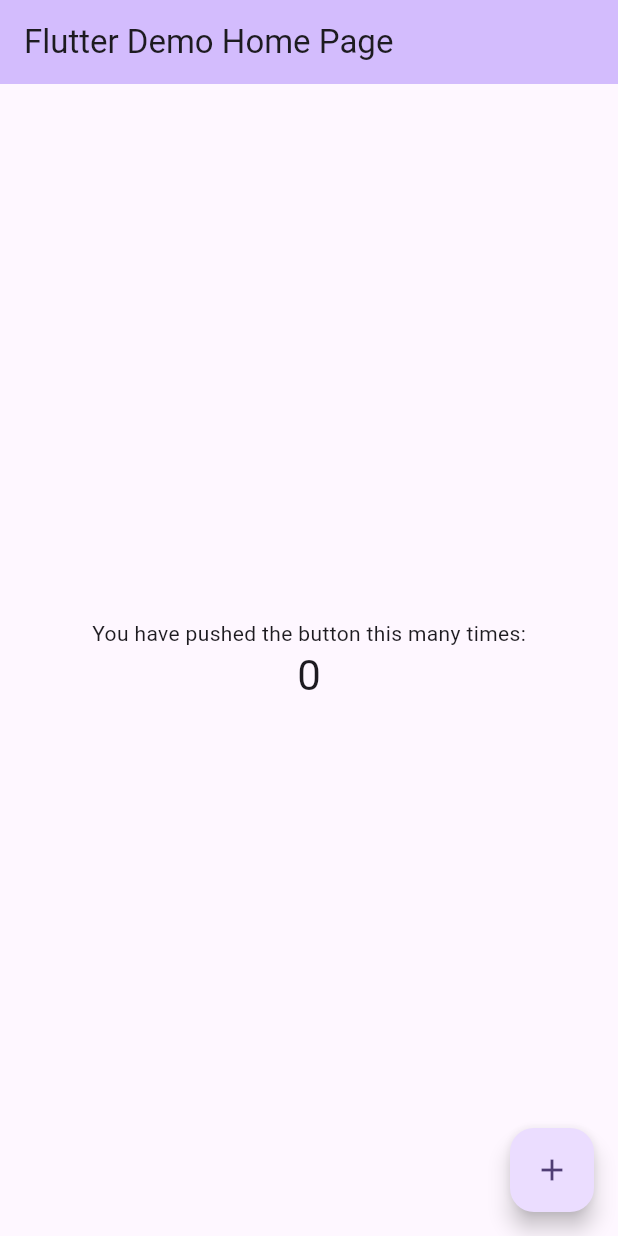
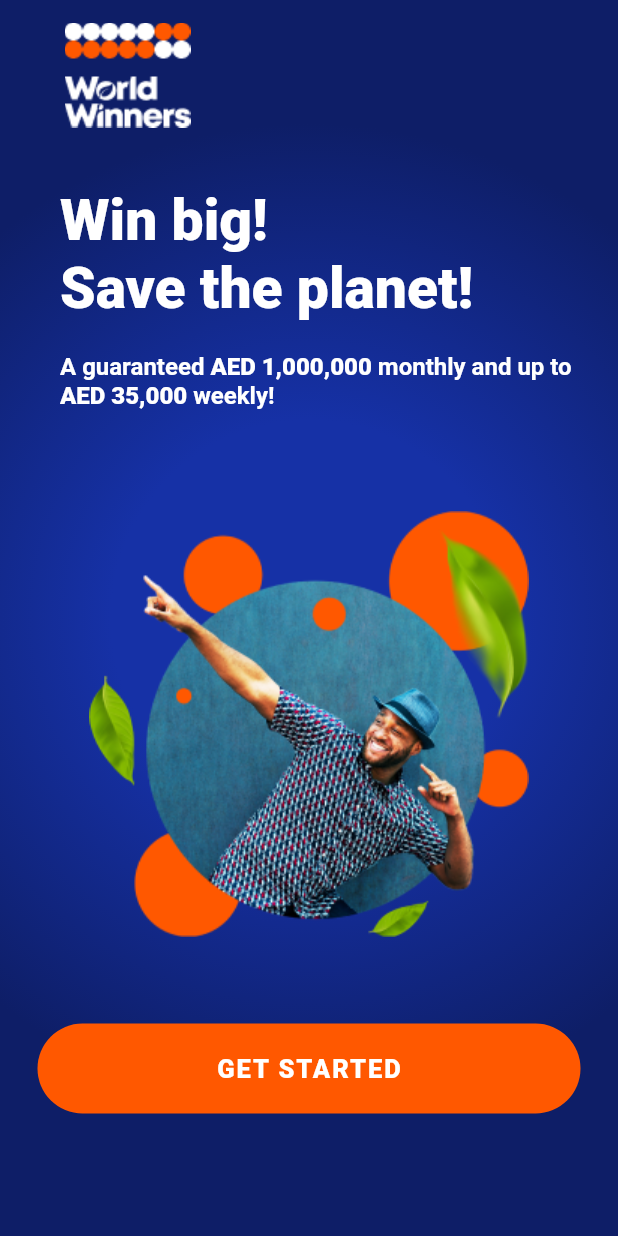
Before and after one commit to Chandravardhan-Singh/world_winner_flutter, a Flutter app: the screen it shows after launch, on a phone screen of 412 x 824 dp. Run offline on Flutter 3.47's test engine with Material 2 defaults, Android fonts, the light colour scheme and no system bars.

Commit message:
added landing page

```diff
--- a/lib/main.dart
+++ b/lib/main.dart
@@ -1,125 +1,11 @@
 import 'package:flutter/material.dart';
+import 'package:world_winner_flutter/pages/landing-page/landing_page.dart';
+
+// ignore: unused_import
+import 'package:world_winner_flutter/extensions/string.dart';
 
 void main() {
-  runApp(const MyApp());
+  runApp(const MaterialApp(
+    home: LandingPage(),
+  ));
 }
-
-class MyApp extends StatelessWidget {
-  const MyApp({super.key});
-
-  // This widget is the root of your application.
-  @override
-  Widget build(BuildContext context) {
-    return MaterialApp(
-      title: 'Flutter Demo',
-      theme: ThemeData(
-        // This is the theme of your application.
-        //
-        // TRY THIS: Try running your application with "flutter run". You'll see
-        // the application has a blue toolbar. Then, without quitting the app,
-        // try changing the seedColor in the colorScheme below to Colors.green
-        // and then invoke "hot reload" (save your changes or press the "hot
-        // reload" button in a Flutter-supported IDE, or press "r" if you used
-        // the command line to start the app).
-        //
-        // Notice that the counter didn't reset back to zero; the application
-        // state is not lost during the reload. To reset the state, use hot
-        // restart instead.
-        //
-        // This works for code too, not just values: Most code changes can be
-        // tested with just a hot reload.
-        colorScheme: ColorScheme.fromSeed(seedColor: Colors.deepPurple),
-        useMaterial3: true,
-      ),
-      home: const MyHomePage(title: 'Flutter Demo Home Page'),
-    );
-  }
-}
-
-class MyHomePage extends StatefulWidget {
-  const MyHomePage({super.key, required this.title});
-
-  // This widget is the home page of your application. It is stateful, meaning
-  // that it has a State object (defined below) that contains fields that affect
-  // how it looks.
-
-  // This class is the configuration for the state. It holds the values (in this
-  // case the title) provided by the parent (in this case the App widget) and
-  // used by the build method of the State. Fields in a Widget subclass are
-  // always marked "final".
-
-  final String title;
-
-  @override
-  State<MyHomePage> createState() => _MyHomePageState();
-}
-
-class _MyHomePageState extends State<MyHomePage> {
-  int _counter = 0;
-
-  void _incrementCounter() {
-    setState(() {
-      // This call to setState tells the Flutter framework that something has
-      // changed in this State, which causes it to rerun the build method below
-      // so that the display can reflect the updated values. If we changed
-      // _counter without calling setState(), then the build method would not be
-      // called again, and so nothing would appear to happen.
-      _counter++;
-    });
-  }
-
-  @override
-  Widget build(BuildContext context) {
-    // This method is rerun every time setState is called, for instance as done
-    // by the _incrementCounter method above.
-    //
-    // The Flutter framework has been optimized to make rerunning build methods
-    // fast, so that you can just rebuild anything that needs updating rather
-    // than having to individually change instances of widgets.
-    return Scaffold(
-      appBar: AppBar(
-        // TRY THIS: Try changing the color here to a specific color (to
-        // Colors.amber, perhaps?) and trigger a hot reload to see the AppBar
-        // change color while the other colors stay the same.
-        backgroundColor: Theme.of(context).colorScheme.inversePrimary,
-        // Here we take the value from the MyHomePage object that was created by
-        // the App.build method, and use it to set our appbar title.
-        title: Text(widget.title),
-      ),
-      body: Center(
-        // Center is a layout widget. It takes a single child and positions it
-        // in the middle of the parent.
-        child: Column(
-          // Column is also a layout widget. It takes a list of children and
-          // arranges them vertically. By default, it sizes itself to fit its
-          // children horizontally, and tries to be as tall as its parent.
-          //
-          // Column has various properties to control how it sizes itself and
-          // how it positions its children. Here we use mainAxisAlignment to
-          // center the children vertically; the main axis here is the vertical
-          // axis because Columns are vertical (the cross axis would be
-          // horizontal).
-          //
-          // TRY THIS: Invoke "debug painting" (choose the "Toggle Debug Paint"
-          // action in the IDE, or press "p" in the console), to see the
-          // wireframe for each widget.
-          mainAxisAlignment: MainAxisAlignment.center,
-          children: <Widget>[
-            const Text(
-              'You have pushed the button this many times:',
-            ),
-            Text(
-              '$_counter',
-              style: Theme.of(context).textTheme.headlineMedium,
-            ),
-          ],
-        ),
-      ),
-      floatingActionButton: FloatingActionButton(
-        onPressed: _incrementCounter,
-        tooltip: 'Increment',
-        child: const Icon(Icons.add),
-      ), // This trailing comma makes auto-formatting nicer for build methods.
-    );
-  }
-}
--- /dev/null
+++ b/lib/pages/landing-page/landing_page.dart
@@ -0,0 +1,108 @@
+import 'package:flutter/material.dart';
+import 'package:world_winner_flutter/extensions/string.dart';
+import 'package:world_winner_flutter/widget/button.dart';
+
+class LandingPage extends StatelessWidget {
+  const LandingPage({super.key});
+
+  @override
+  Widget build(BuildContext context) {
+    return Scaffold(
+      appBar: AppBar(
+        backgroundColor: const Color.fromARGB(255, 14, 30, 103),
+        elevation: 0,
+        toolbarHeight: 0,
+      ),
+      body: Container(
+        decoration: const BoxDecoration(
+          gradient: RadialGradient(
+            center: Alignment.center,
+            radius: 0.8,
+            colors: [
+              Color.fromARGB(255, 22, 49, 166),
+              Color.fromARGB(255, 14, 30, 103),
+            ],
+            stops: <double>[0.4, 1.0],
+          ),
+        ),
+        child: Column(
+          crossAxisAlignment: CrossAxisAlignment.start,
+          children: [
+            Padding(
+              padding: const EdgeInsets.only(left: 25, bottom: 25),
+              child: Row(
+                children: [
+                  Image.asset(
+                    'assets/images/logo.png',
+                    height: 100,
+                  ),
+                ],
+              ),
+            ),
+            Padding(
+              padding: const EdgeInsets.only(left: 40, right: 10),
+              child: Expanded(
+                child: Column(
+                  crossAxisAlignment: CrossAxisAlignment.start,
+                  children: [
+                    const Text(
+                      "Win big!",
+                      textAlign: TextAlign.left,
+                      style: TextStyle(
+                          fontSize: 38,
+                          color: Colors.white,
+                          fontWeight: FontWeight.w900),
+                    ),
+                    const Text(
+                      "Save the planet!",
+                      style: TextStyle(
+                        fontSize: 38,
+                        color: Colors.white,
+                        fontWeight: FontWeight.w900,
+                      ),
+                    ),
+                    Padding(
+                      padding: const EdgeInsets.only(
+                        top: 20,
+                        bottom: 10,
+                      ),
+                      child: RichText(
+                        text: TextSpan(
+                          style: const TextStyle(
+                            fontSize: 16,
+                            color: Colors.white,
+                          ),
+                          children:
+                              "A guaranteed AED 1,000,000 monthly and up to AED 35,000 weekly!"
+                                  .addStyle(
+                            style: const TextStyle(
+                              fontWeight: FontWeight.w700,
+                            ),
+                            richText: ["AED", "35,000", "1,000,000"],
+                            richStyle: const TextStyle(
+                              fontWeight: FontWeight.w900,
+                            ),
+                          ),
+                        ),
+                      ),
+                    ),
+                  ],
+                ),
+              ),
+            ),
+            Align(
+              alignment: Alignment.center,
+              child: Image.asset(
+                'assets/images/landing-page-art.png',
+                width: double.infinity,
+              ),
+            ),
+            const Button(
+              text: "GET STARTED",
+            )
+          ],
+        ),
+      ),
+    );
+  }
+}
```
